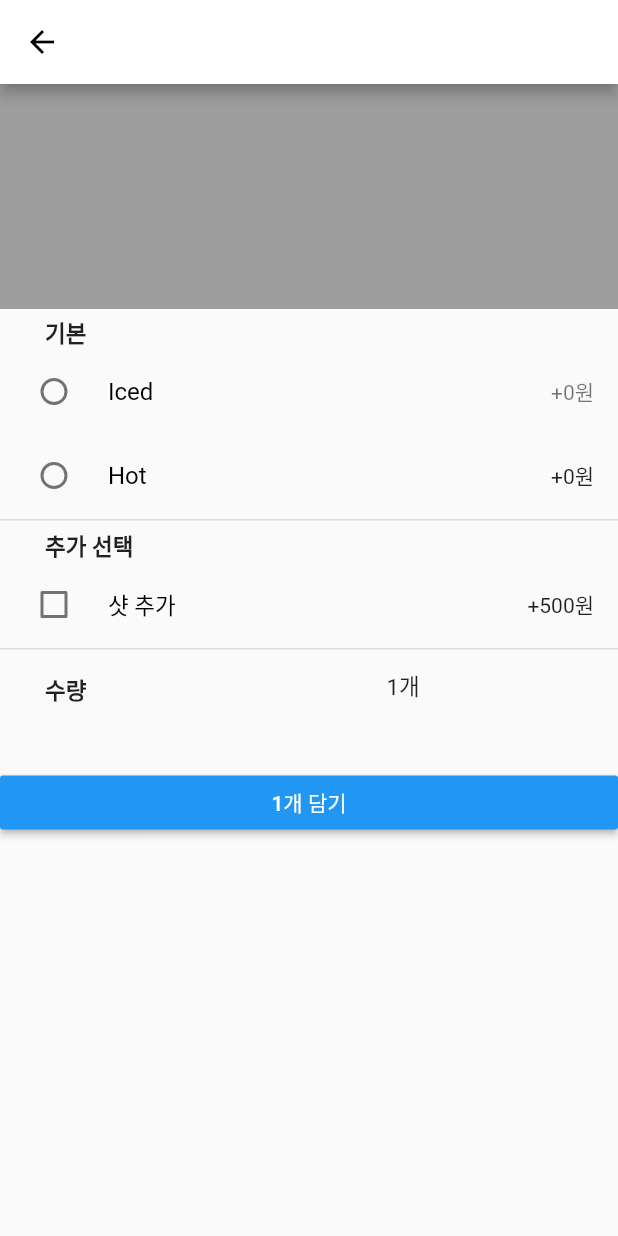
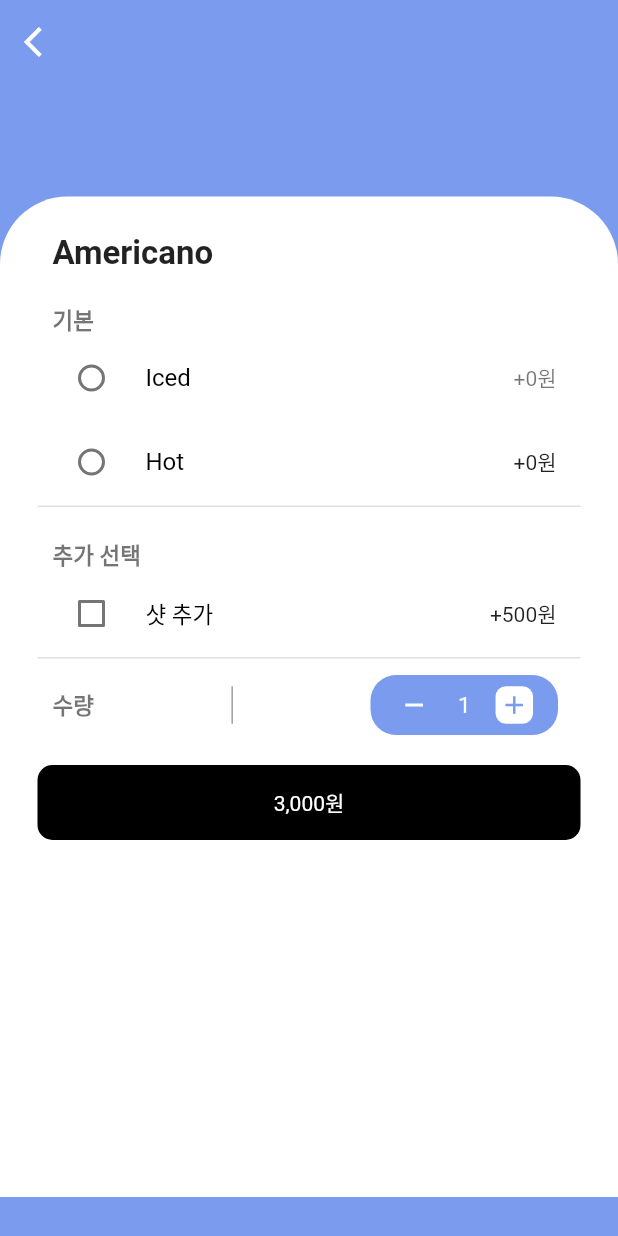
Before and after one commit to ungchun/capstoneDesignCustomer, a Flutter app: the OrderWidget screen opened directly, on a phone screen of 412 x 824 dp. Run offline on Flutter 3.47's test engine with Material 2 defaults, Android fonts, the phone set to English and light mode, and no system bars; our stand-ins replace cloud_firestore, firebase_core, flutter_swiper, google_maps_flutter; missing offline and left inert: qrscan; accounts and stored records are empty; Roboto replaces fonts that are missing (Monserrat, Montserrat).

Commit message:
20201019

```diff
--- a/capstone_customer/lib/order/orderWidget.dart
+++ b/capstone_customer/lib/order/orderWidget.dart
@@ -8,6 +8,7 @@ class OrderWidget extends StatefulWidget {
 
 class _OrderWidgetState extends State<OrderWidget> {
   int selectedRadioTile;
+  int _counter = 1;
 
   @override
   void initState() {
@@ -21,40 +22,133 @@ class _OrderWidgetState extends State<OrderWidget> {
     });
   }
 
+  void _incrementCounter() {
+    setState(() {
+      _counter++;
+    });
+  }
+
+  void _decrementCounter() {
+    setState(() {
+      _counter--;
+    });
+  }
+
   bool _checked = false;
 
   @override
   Widget build(BuildContext context) {
     return Scaffold(
+      backgroundColor: Color(0xFF7A9BEE),
       appBar: AppBar(
+        /*
         backgroundColor: Colors.white,
         leading: BackButton(
-          color: Colors.black,
+          color: Colors.grey,
         ),
+        */
+        leading: IconButton(
+          onPressed: () {
+            Navigator.of(context).pop();
+          },
+          icon: Icon(Icons.arrow_back_ios),
+          color: Colors.white,
         ),
-      body: Center(
-        child: Column(
+        backgroundColor: Colors.transparent,
+        elevation: 0.0,
+      ),
+      body: ListView(
+        children: [
+          Stack(
+            //child: Column(
             //mainAxisSize: MainAxisSize.min,
-          //mainAxisAlignment: MainAxisAlignment.center,
-          crossAxisAlignment: CrossAxisAlignment.stretch,
+            // mainAxisAlignment: MainAxisAlignment.start,
+            //  crossAxisAlignment: CrossAxisAlignment.stretch,
             children: <Widget>[
-            Padding(
-              padding: const EdgeInsets.fromLTRB(0, 0, 0, 0),
-              child: Container(
+              /* Container(
+              // padding: const EdgeInsets.fromLTRB(0, 0, 0, 0),
+              /*child: Container(
                 height: 150,
                 color: Colors.grey,
+              ),*/
+              // height: MediaQuery.of(context).size.width,
+              height: 100,
+              padding: EdgeInsets.only(bottom: 5.0),
+              decoration: BoxDecoration(
+                  borderRadius: BorderRadius.circular(30.0),
+                  boxShadow: [
+                    BoxShadow(
+                      color: Colors.black26,
+                      offset: Offset(0.0, 2.0),
+                      // blurRadius: 6.0,
                     ),
-            ),
+                  ]),
+            ),*/
+
               //Padding(
               //   padding: const EdgeInsets.fromLTRB(30, 5, 0, 0),
               //child:
               Container(
-              margin: EdgeInsets.fromLTRB(30, 5, 0, 0),
+                  height: MediaQuery.of(context).size.height - 82.0,
+                  width: MediaQuery.of(context).size.width,
+                  color: Colors.transparent),
+              Positioned(
+                top: 75.0,
+                child: Container(
+                    decoration: BoxDecoration(
+                        borderRadius: BorderRadius.only(
+                          topLeft: Radius.circular(45.0),
+                          topRight: Radius.circular(45.0),
+                        ),
+                        color: Colors.white),
+                    height: MediaQuery.of(context).size.height - 100.0,
+                    width: MediaQuery.of(context).size.width),
+              ),
+
+              // 음식 사진 넣을 것
+              /*
+              Positioned(top: 30.0,
+              left: (MediaQuery.of(context).size.width/2) - 100.0,
+              child: Hero(tag: widget.heroTag,
+              child: Container(
+                decoration: BoxDecoration(image: AssetImage(widget.heroTag),
+                fit: BoxFit.cover
+                ),),
+                heigth: 200.0,
+                width: 200.0
+                ),
+                */
+
+              Positioned(
+                top: 100.0,
+                left: 25.0,
+                right: 25.0,
+                child: Column(
+                  crossAxisAlignment: CrossAxisAlignment.start,
+                  children: <Widget>[
+                    Container(
+                      margin: EdgeInsets.fromLTRB(10, 0, 0, 0),
+                      child: Text('Americano',
+                          style: TextStyle(
+                              fontFamily: 'Montserrat',
+                              fontSize: 22.0,
+                              fontWeight: FontWeight.bold)),
+                    ),
+                    //  Container(
+                    //  margin: EdgeInsets.fromLTRB(30, 0, 0, 0),
+                    //child: Text(
+                    SizedBox(height: 20.0),
+                    Container(
+                      margin: EdgeInsets.fromLTRB(10, 0, 0, 0),
                       child: Text(
                         "기본",
-                style: TextStyle(fontWeight: FontWeight.bold, fontSize: 15),
+                        style: TextStyle(
+                            fontWeight: FontWeight.bold,
+                            fontSize: 15,
+                            color: Colors.black54),
                       ),
-            ), //),
+                    ),
+                    //), //),
                     //Padding(
                     //padding: const EdgeInsets.fromLTRB(0, 0, 0, 0),
                     RadioListTile(
@@ -92,101 +186,28 @@ class _OrderWidgetState extends State<OrderWidget> {
                       selected: false,
                     ),
 
-            //  ),
-            /*
-              child: ButtonBar(
-                  alignment: MainAxisAlignment.center,
-                  children: <Widget>[
-                    Radio(
-                      value: 1,
-                      groupValue: selectedRadio,
-                      activeColor: Colors.blue,
-                      onChanged: (val) {
-                        print("Radio $val");
-                        setSelectedRadio(val);
-                      },
-                    ),
-                    Radio(
-                      value: 2,
-                      groupValue: selectedRadio,
-                      activeColor: Colors.blue,
-                      onChanged: (val) {
-                        print("Radio $val");
-                        setSelectedRadio(val);
-                      },
-                    ),
-                  ]),
-            ),
-            */
-
-            /*
-                child: CheckboxListTile(
-                    title: Text(
-                      "아메리카노",
-                      style: TextStyle(
-                        //fontWeight: FontWeight.bold,
-                        fontSize: 15,
-                        color: Colors.black,
-                      ),
-                    ),
-                    secondary: Text("3,000원"),
-                    controlAffinity: ListTileControlAffinity.leading,
-                    value: _checked,
-                    onChanged: (bool value) {
-                      setState(() {
-                        _checked = value;
-                      });
-                    })
-                    ),*/
-
-            /*
-              child: InkWell(
-                onTap: () {
-                  setState(() {
-                    _checked = !_checked;
-                  });
-                },
-                child: Container(
-                  decoration:
-                      BoxDecoration(shape: BoxShape.circle, color: Colors.blue),
-                  child: Padding(
-                    padding: const EdgeInsets.all(10.0),
-                    child: _checked
-                        ? Icon(
-                            Icons.check,
-                            size: 10.0,
-                            color: Colors.white,
-                          )
-                        : Icon(
-                            Icons.check_box_outline_blank,
-                            size: 10.0,
-                            color: Colors.blue,
-                          ),
-                  ),
-                ),
-                */
-
-            /*
-              child: Container(
-                height: 100,
-                // color: Colors.white,
-              ),*/
-
                     Divider(
                       height: 3,
                       thickness: 1,
                     ),
-            //Padding(
-            //  padding: const EdgeInsets.fromLTRB(30, 5, 0, 0),
+                    SizedBox(
+                      height: 20,
+                    ),
+                    //Container(
+                    //margin: EdgeInsets.fromLTRB(30, 5, 0, 0),
+                    //child: Text(
                     Container(
-              margin: EdgeInsets.fromLTRB(30, 5, 0, 0),
+                      margin: EdgeInsets.fromLTRB(10, 0, 0, 0),
                       child: Text(
                         "추가 선택",
-                style: TextStyle(fontWeight: FontWeight.bold, fontSize: 15),
+                        style: TextStyle(
+                            fontWeight: FontWeight.bold,
+                            fontSize: 15,
+                            color: Colors.black54),
                       ),
-            ), //),
-            //Padding(
-            //  padding: const EdgeInsets.fromLTRB(0, 0, 0, 0),
+                    ),
+                    //),
+
                     CheckboxListTile(
                         title: Text(
                           "샷 추가",
@@ -203,65 +224,134 @@ class _OrderWidgetState extends State<OrderWidget> {
                           setState(() {
                             _checked = value;
                           });
-                }), //),
+                        }),
                     Divider(
                       height: 3,
                       thickness: 1,
                     ),
-            //Padding(
-            //  padding: const EdgeInsets.fromLTRB(30, 5, 0, 0),
+                    SizedBox(
+                      height: 10,
+                    ),
                     Container(
-              margin: EdgeInsets.fromLTRB(30, 5, 0, 40),
+                      //margin: EdgeInsets.fromLTRB(30, 5, 0, 0),
                       child: Row(
-                //mainAxisAlignment: MainAxisAlignment.center,
+                        mainAxisAlignment: MainAxisAlignment.spaceBetween,
                         // crossAxisAlignment: CrossAxisAlignment.stretch,
                         children: <Widget>[
-                  Padding(
-                    padding: const EdgeInsets.fromLTRB(0, 10, 0, 0),
-                    child: Text(
-                      "수량",
-                      style:
-                          TextStyle(fontWeight: FontWeight.bold, fontSize: 15),
+                          Container(
+                            margin: EdgeInsets.fromLTRB(10, 0, 0, 0),
+                            child: Text("수량",
+                                style: TextStyle(
+                                    fontWeight: FontWeight.bold,
+                                    fontFamily: 'Monserrat',
+                                    fontSize: 15.0,
+                                    color: Colors.black54)),
                           ),
-                  ),
-                  Padding(
-                    padding: const EdgeInsets.fromLTRB(200, 5, 0, 0),
-                    child: Text(
-                      "1개",
-                      style: TextStyle(fontSize: 15),
-                    ),
-                  ),
+                          Container(
+                              height: 25.0, color: Colors.grey, width: 1.0),
+                          Container(
+                              width: 125.0,
+                              height: 40.0,
+                              margin: EdgeInsets.fromLTRB(0, 0, 15, 0),
+                              decoration: BoxDecoration(
+                                  borderRadius: BorderRadius.circular(17.0),
+                                  color: Color(0xFF7A9BEE)),
+                              child: Row(
+                                mainAxisAlignment:
+                                    MainAxisAlignment.spaceEvenly,
+                                children: <Widget>[
+                                  InkWell(
+                                      onTap: _decrementCounter,
+                                      child: Container(
+                                        height: 25.0,
+                                        width: 25.0,
+                                        decoration: BoxDecoration(
+                                            borderRadius:
+                                                BorderRadius.circular(7.0),
+                                            color: Color(0xFF7A9BEE)),
+                                        child: Center(
+                                            child: Icon(
+                                          Icons.remove,
+                                          color: Colors.white,
+                                          size: 20.0,
+                                        )),
+                                      )),
+                                  Text('$_counter',
+                                      style: TextStyle(
+                                          color: Colors.white,
+                                          fontFamily: 'Montserrat',
+                                          fontSize: 15.0)),
+                                  InkWell(
+                                      onTap: _incrementCounter,
+                                      child: Container(
+                                          height: 25.0,
+                                          width: 25.0,
+                                          decoration: BoxDecoration(
+                                              borderRadius:
+                                                  BorderRadius.circular(7.0),
+                                              color: Colors.white),
+                                          child: Center(
+                                              child: Icon(
+                                            Icons.add,
+                                            color: Color(0xFF7A9BEE),
+                                            size: 20.0,
+                                          ))))
+                                ],
+                              ))
                         ],
                       ),
                     ), //),
-            //Padding(
-            //  padding: const EdgeInsets.fromLTRB(0, 0, 0, 0),
-            RaisedButton(
-              color: Colors.blue,
+                    SizedBox(
+                      height: 20.0,
+                    ),
+                    SizedBox(
+                      child: InkWell(
+                        // padding: EdgeInsets.only(bottom: 5.0),
+                        child: Container(
+                            // width: 600,
+                            decoration: BoxDecoration(
+                              //borderRadius: BorderRadius.only(
+                              //  topLeft: Radius.circular(10.0),
+                              //),
+                              borderRadius: BorderRadius.all(
+                                Radius.circular(10.0),
+                              ),
+
+                              color: Colors.black,
+                            ),
+                            height: 50.0,
+                            child: Center(
+                              child: Text('3,000원',
+                                  style: TextStyle(
+                                      color: Colors.white,
+                                      fontFamily: 'Montserrat')),
+                            )),
+                        onTap: () {},
+                      ),
+                    )
+                    /*
+                    Padding(
+                      padding: const EdgeInsets.only(bottom: 5.0),
+                      child: ClipRRect(
+                        borderRadius: BorderRadius.circular(10.0),
+                        child: RaisedButton(
+                          color: Colors.black,
                           child: Text("1개 담기"),
                           splashColor: Colors.red,
                           disabledColor: Colors.cyanAccent,
                           disabledTextColor: Colors.black,
                           onPressed: () {},
                           textColor: Colors.white,
-            ), //),
+                        ),
+                      ),
+                    ),
+                    */
                   ],
-
-          /*
-        children: <Widget>[
-            Checkbox(
-              value: chechBoxValue,
-              onChanged: (bool value) {
-                print(value);
-
-                setState(() {
-                  chechBoxValue = value;
-                });
-              },
                 ),
-            Text("샷 추가")
-        ],*/
               ),
+            ],
+          ),
+        ],
       ),
     );
   }
```
Also changed, not shown: 1 other file. Lines whose indentation alone changed are shown as unchanged.
